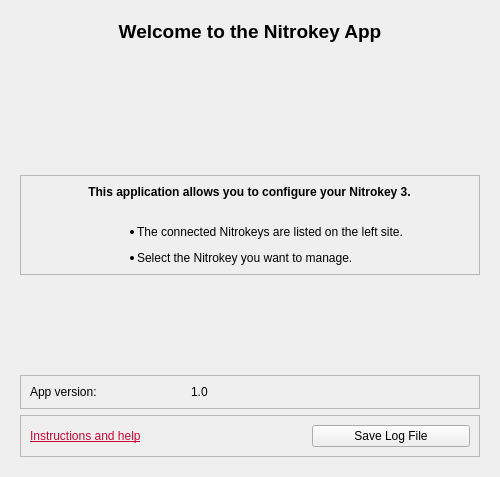
Old version of the form nitrokeyapp/ui/welcome_tab.ui in the repository Nitrokey/nitrokey-app2.
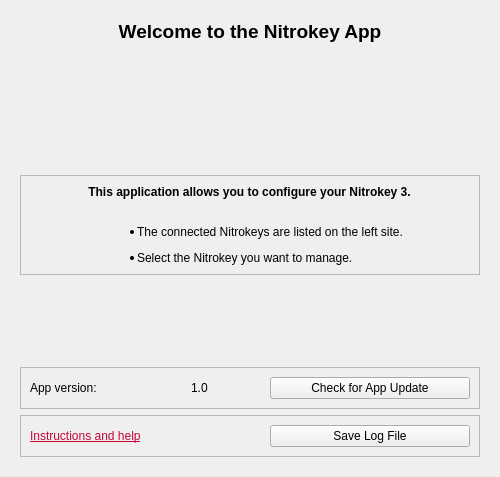
New version of the form. Icons and pictures are not drawn.

What changed in the file:
```diff
--- a/nitrokeyapp/ui/welcome_tab.ui
+++ b/nitrokeyapp/ui/welcome_tab.ui
@@ -321,11 +321,33 @@
           </item>
           <item>
            <widget class="QLabel" name="VersionNr">
+            <property name="layoutDirection">
+             <enum>Qt::LeftToRight</enum>
+            </property>
             <property name="text">
              <string>1.0</string>
             </property>
             <property name="alignment">
-             <set>Qt::AlignBottom|Qt::AlignLeading|Qt::AlignLeft</set>
+             <set>Qt::AlignLeading|Qt::AlignLeft|Qt::AlignVCenter</set>
+            </property>
+           </widget>
+          </item>
+          <item>
+           <widget class="QPushButton" name="CheckUpdate">
+            <property name="sizePolicy">
+             <sizepolicy hsizetype="Fixed" vsizetype="Fixed">
+              <horstretch>0</horstretch>
+              <verstretch>0</verstretch>
+             </sizepolicy>
+            </property>
+            <property name="minimumSize">
+             <size>
+              <width>200</width>
+              <height>0</height>
+             </size>
+            </property>
+            <property name="text">
+             <string>Check for App Update</string>
             </property>
            </widget>
           </item>
@@ -378,9 +400,15 @@
           </item>
           <item>
            <widget class="QPushButton" name="buttonSaveLog">
+            <property name="sizePolicy">
+             <sizepolicy hsizetype="Fixed" vsizetype="Fixed">
+              <horstretch>0</horstretch>
+              <verstretch>0</verstretch>
+             </sizepolicy>
+            </property>
             <property name="minimumSize">
              <size>
-              <width>158</width>
+              <width>200</width>
               <height>10</height>
              </size>
             </property>
```
